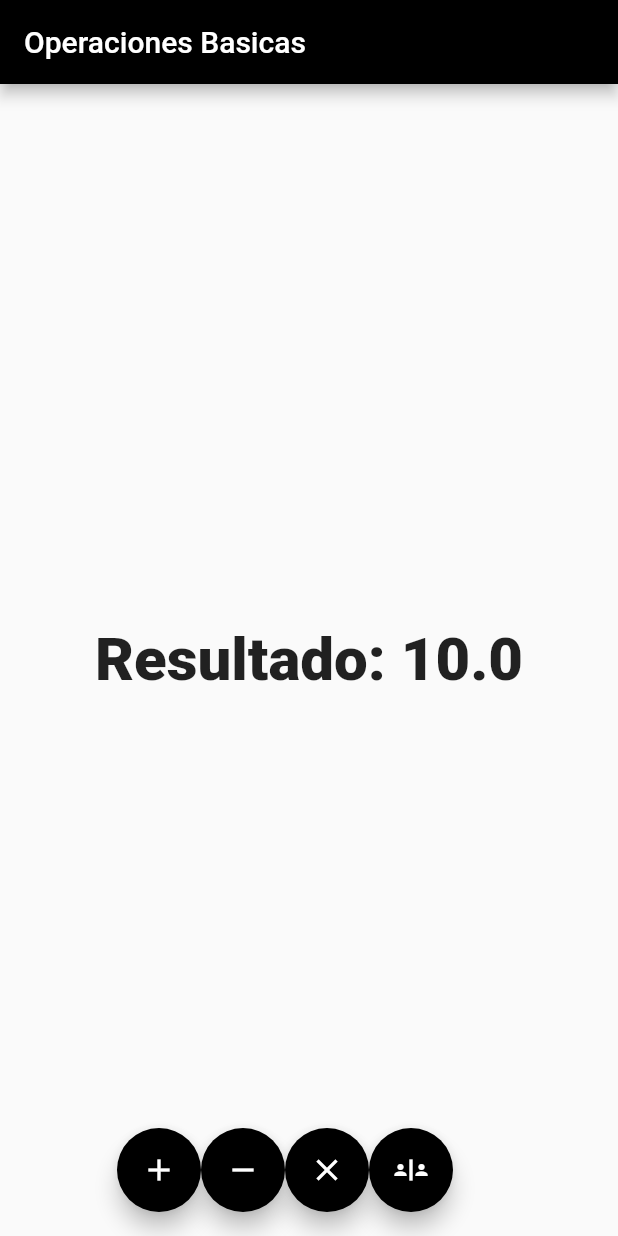
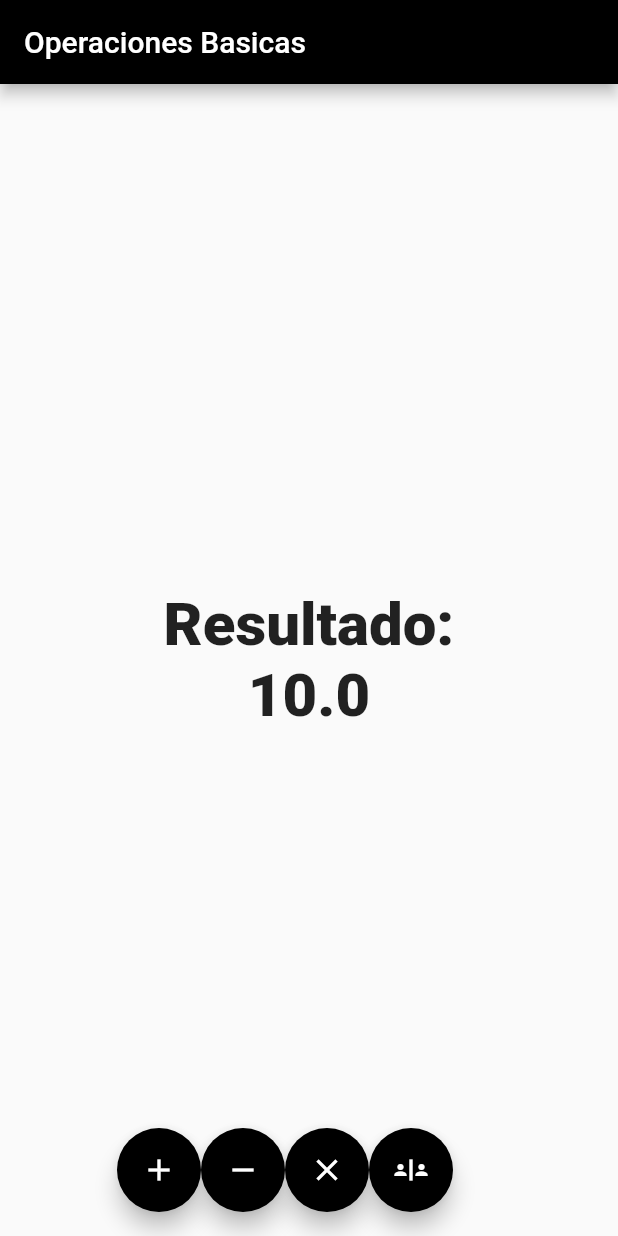
Before and after one commit to ccbaide86/FlutterTareaI, a Flutter app: the screen it shows after launch, on a phone screen of 412 x 824 dp. Run offline on Flutter 3.47's test engine with Material 2 defaults, Android fonts, the phone set to English and light mode, and no system bars.

Commit message:
FlutterTareaIEdit3

```diff
--- a/lib/pages/home_page.dart
+++ b/lib/pages/home_page.dart
@@ -10,7 +10,7 @@ class HomePage extends StatefulWidget {
 class _HomePageState extends State<HomePage> {
   double cont = 10;
 
-  final style = const TextStyle(
+  final estiloso = const TextStyle(
     fontSize: 40,
     fontWeight: FontWeight.w800,
   );
@@ -26,7 +26,8 @@ class _HomePageState extends State<HomePage> {
         child: Column(
           mainAxisAlignment: MainAxisAlignment.center,
           children:[
-            Text('Resultado: $cont',style: style),
+            Text('Resultado:',style: estiloso),
+            Text('$cont',style: estiloso),
 
           ]
         ),
```
